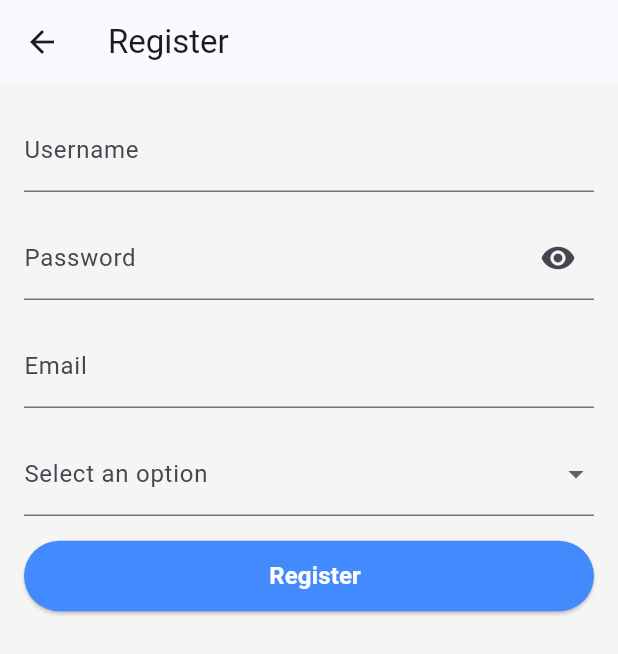
After one commit to Neilz05/flutter_multi_lang, a Flutter app: the screen it shows after launch, after a tap on "Click here to register", on a phone screen of 412 x 824 dp. The commit adds this screen. Shown: the top 654 px of the screen. Run offline on Flutter 3.47's test engine with Material 3 defaults, Android fonts, the phone set to English and light mode, and no system bars; our stand-ins replace cloud_firestore, firebase_auth, firebase_core, flutter_secure_storage, syncfusion_flutter_gauges; missing offline and left inert: android_intent_plus, encrypt, flutter_speed_test_plus, mobile_scanner, open_settings_plus; accounts and stored records are empty; network calls fail.

Commit message:
[Feature]: Register users, new form page
Description
- Implemented a registration page to register in Firebase Authentication and adding
- Made a new edit page for devices that will get the correct data according to what entry was clicked

Todo:
- Finish integrating Firestore into the new edit page
- Make an add new entry with the same page but with empty fields
- Update document

```diff
--- a/lib/login.dart
+++ b/lib/login.dart
@@ -6,6 +6,7 @@ import 'package:flutter/material.dart';
 import 'package:http/http.dart' as http;
 
 import 'package:flutter_application_1/constants.dart';
+import 'package:flutter_application_1/register.dart';
 import 'package:flutter_application_1/main.dart';
 import 'package:flutter_application_1/utils/utils.dart';
 import 'package:flutter_application_1/widgets/widgets.dart';
@@ -103,27 +104,9 @@ class _LoginPageState extends State<LoginPage> {
       navigateAndReplace(context, MyHomePage(title: 'Flutter Demo Home Page'));
       return;
     } else {
+      showAppSnackbar(context, 'Login failed: Please try again');
       // navigateAndReplace(context, MyHomePage(title: 'Flutter Demo Home Page'));
       // return;
-      ScaffoldMessenger.of(context).showSnackBar(
-        SnackBar(
-          content: Text(
-            'Login failed: Please try again',
-            style: TextStyle(color: Colors.white, fontWeight: FontWeight.bold),
-          ),
-          // backgroundColor: Colors.redAccent,
-          behavior: SnackBarBehavior.floating, // or SnackBarBehavior.fixed
-          shape: RoundedRectangleBorder(
-            borderRadius: BorderRadius.circular(12),
-          ),
-          duration: Duration(seconds: 3),
-          action: SnackBarAction(
-            label: 'Dismiss',
-            textColor: Colors.white,
-            onPressed: () {},
-          ),
-        ),
-      );
     }
     /*
     String salt = "SERCOMMSALT"; // assumed to be from backend
@@ -217,6 +200,22 @@ class _LoginPageState extends State<LoginPage> {
               ),
               const VerticalSpacing(height: spacing48),
               PrimaryButton(onPressed: _login, text: context.lang.login),
+              const VerticalSpacing(height: spacing48),
+              Row(
+                mainAxisAlignment: MainAxisAlignment.end,
+                children: [
+                  InkWell(
+                    onTap: () {
+                      navigateTo(context, RegisterPage());
+                    },
+                    child: Text(
+                      "Click here to register",
+                      // context.lang.noAccountRegister,
+                      style: TextStyle(color: primaryColor),
+                    ),
+                  ),
+                ],
+              ),
             ],
           ),
         ),
--- /dev/null
+++ b/lib/register.dart
@@ -0,0 +1,123 @@
+import 'package:flutter/material.dart';
+
+import 'package:flutter_application_1/constants.dart';
+import 'package:flutter_application_1/utils/utils.dart';
+import 'package:flutter_application_1/widgets/widgets.dart';
+
+import 'package:firebase_auth/firebase_auth.dart';
+import 'package:cloud_firestore/cloud_firestore.dart';
+
+bool isPasswordVisible = false;
+
+Future<String?> registerUser(String email, String password) async {
+  try {
+    UserCredential userCredential = await FirebaseAuth.instance
+        .createUserWithEmailAndPassword(email: email, password: password);
+    print("User registered: ${userCredential.user?.uid}");
+    return userCredential.user?.uid;
+  } on FirebaseAuthException catch (e) {
+    if (e.code == 'weak-password') {
+      print('The password provided is too weak.');
+    }
+    return null;
+  }
+}
+
+Future<void> addUserToFirestore(
+  String? uid,
+  String username,
+  String email,
+  String userType,
+) async {
+  await FirebaseFirestore.instance.collection('users').doc(uid).set({
+    'uid': uid,
+    'username': username,
+    'email': email,
+    'userType': userType,
+  });
+}
+
+class RegisterPage extends StatefulWidget {
+  const RegisterPage({super.key});
+
+  @override
+  State<RegisterPage> createState() => RegisterPageState();
+}
+
+class RegisterPageState extends State<RegisterPage> {
+  final emailController = TextEditingController();
+  final passwordController = TextEditingController();
+  final usernameController = TextEditingController();
+
+  String selectedUserType = 'user';
+
+  @override
+  Widget build(BuildContext context) {
+    return Scaffold(
+      appBar: AppBar(title: Text('Register')),
+      body: Center(
+        child: Padding(
+          padding: const EdgeInsets.all(16.0),
+          child: Column(
+            children: [
+              TextField(
+                controller: usernameController,
+                decoration: InputDecoration(labelText: 'Username'),
+              ),
+              const VerticalSpacing(height: spacing16),
+              TextField(
+                controller: passwordController,
+                decoration: InputDecoration(
+                  labelText: "Password",
+                  suffixIcon: IconButton(
+                    icon: isPasswordVisible
+                        ? Icon(Icons.visibility_off)
+                        : Icon(Icons.visibility),
+                    onPressed: () {
+                      setState(() {
+                        isPasswordVisible = !isPasswordVisible;
+                      });
+                      // Toggle password visibility
+                    },
+                  ),
+                ),
+                obscureText: !isPasswordVisible,
+              ),
+              const VerticalSpacing(height: spacing16),
+              TextField(
+                controller: emailController,
+                decoration: InputDecoration(labelText: 'Email'),
+              ),
+              const VerticalSpacing(height: spacing16),
+              DropdownButtonFormField<String>(
+                decoration: InputDecoration(labelText: 'Select an option'),
+                items: <DropdownMenuItem<String>>[
+                  DropdownMenuItem(value: 'user', child: Text('User')),
+                  DropdownMenuItem(value: 'admin', child: Text('Admin')),
+                ],
+                onChanged: (value) {
+                  selectedUserType = value ?? 'user';
+                },
+              ),
+              const VerticalSpacing(height: spacing16),
+              PrimaryElevatedButton(
+                text: "Register",
+                onPressed: () async {
+                  showAppSnackbar(context, "Registering user...");
+                  String email = emailController.text;
+                  String password = passwordController.text;
+                  String username = usernameController.text;
+                  String userType = selectedUserType;
+                  String? uid = await registerUser(email, password);
+                  if (uid != null) {
+                    addUserToFirestore(uid, username, email, userType);
+                  }
+                },
+              ),
+            ],
+          ),
+        ),
+      ),
+    );
+  }
+}
```
Also changed, not shown: lib/admin_device_form.dart (added, +94 -0 lines), lib/admin_devices_overview.dart (added, +125 -0 lines), lib/main.dart (+18 -6 lines), lib/utils/utils.dart (+24 -0 lines).
